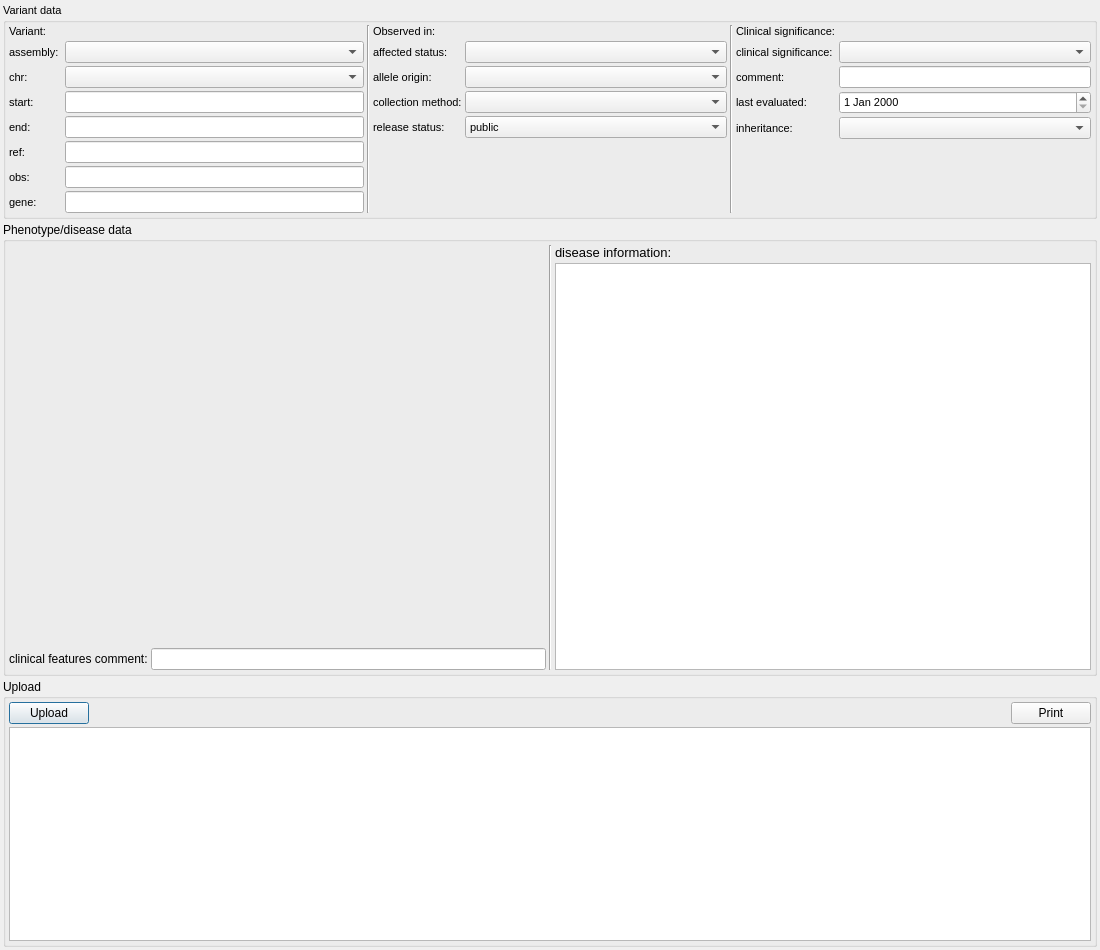
First picture: the form in src/GSvar/ClinvarUploadDialog.ui, repository imgag/ngs-bits, before the edit.
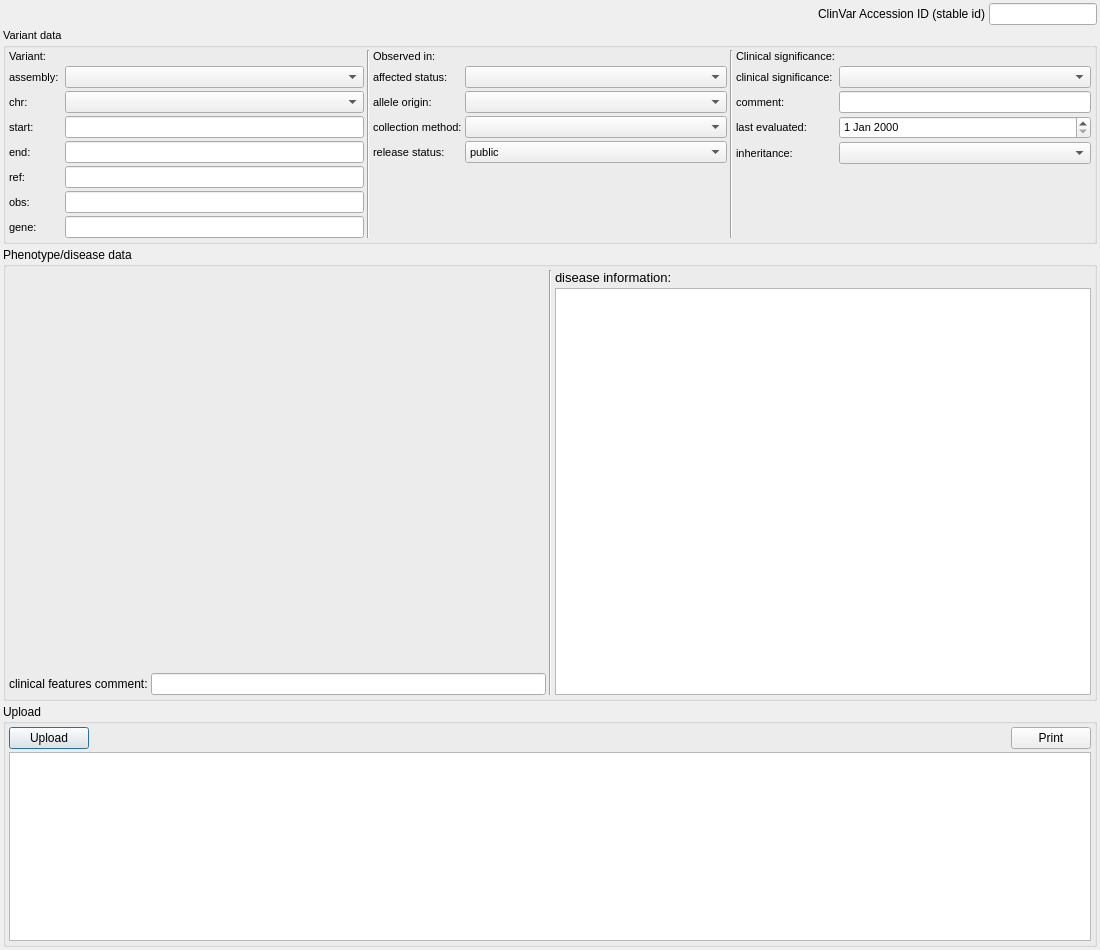
Second picture: the form after the edit. Custom widgets are drawn as their Qt base class.

Commit message:
src/GSvar/ClinvarUploadDialog.*: use VCF notation for indels, added support for reupload of variants
src/GSvar/ClinvarUploadStatusWidget.*: finished implementation

src/cppNGSD/NGSD.*: added methods to update variant publication result and replaced status

src/cppNGSD-TEST/NGSD_Test.h: added tests for new NGSD methods

The edit to the form file:
```diff
--- a/src/GSvar/ClinvarUploadDialog.ui
+++ b/src/GSvar/ClinvarUploadDialog.ui
@@ -19,7 +19,7 @@
   <property name="windowTitle">
    <string>ClinVar variant publication</string>
   </property>
-  <layout class="QVBoxLayout" name="verticalLayout_3" stretch="0,1,1">
+  <layout class="QVBoxLayout" name="verticalLayout_3" stretch="0,0,1,1">
    <property name="spacing">
     <number>3</number>
    </property>
@@ -35,6 +35,40 @@
    <property name="bottomMargin">
     <number>3</number>
    </property>
+   <item>
+    <layout class="QHBoxLayout" name="horizontalLayout_4">
+     <item>
+      <spacer name="horizontalSpacer_2">
+       <property name="orientation">
+        <enum>Qt::Horizontal</enum>
+       </property>
+       <property name="sizeHint" stdset="0">
+        <size>
+         <width>40</width>
+         <height>20</height>
+        </size>
+       </property>
+      </spacer>
+     </item>
+     <item>
+      <widget class="QLabel" name="label_3">
+       <property name="text">
+        <string>ClinVar Accession ID (stable id)</string>
+       </property>
+      </widget>
+     </item>
+     <item>
+      <widget class="QLineEdit" name="le_stable_id">
+       <property name="sizePolicy">
+        <sizepolicy hsizetype="Fixed" vsizetype="Fixed">
+         <horstretch>0</horstretch>
+         <verstretch>0</verstretch>
+        </sizepolicy>
+       </property>
+      </widget>
+     </item>
+    </layout>
+   </item>
    <item>
     <widget class="QGroupBox" name="groupBox_3">
      <property name="font">
```
The commit also changes 11 other files.
